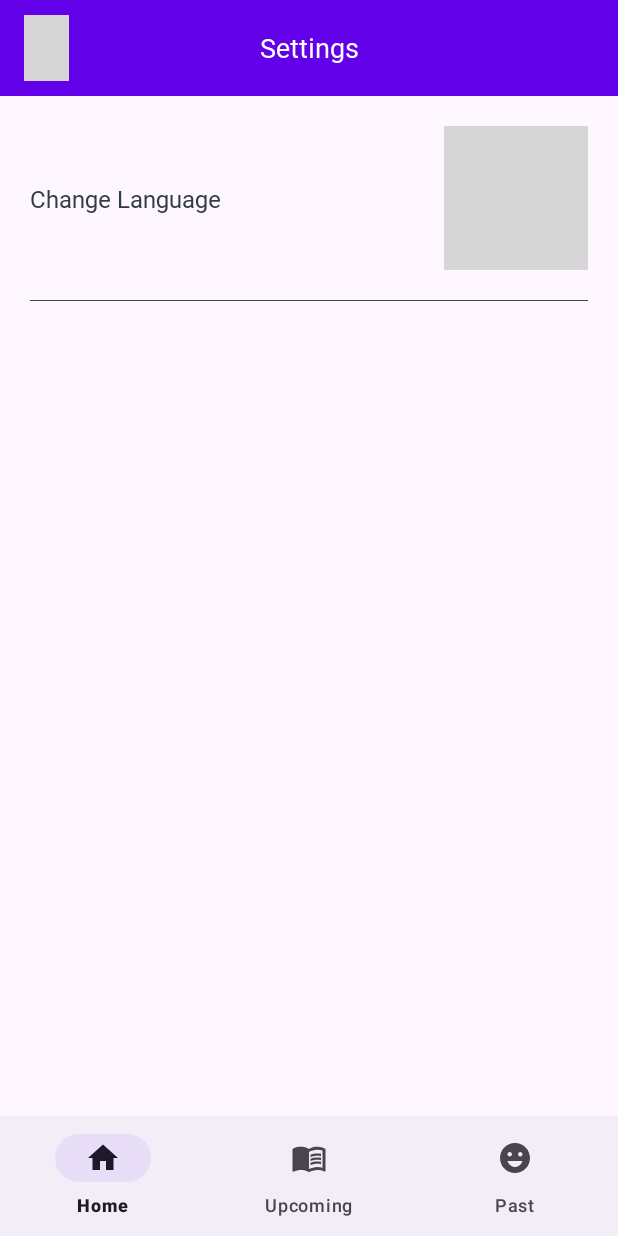
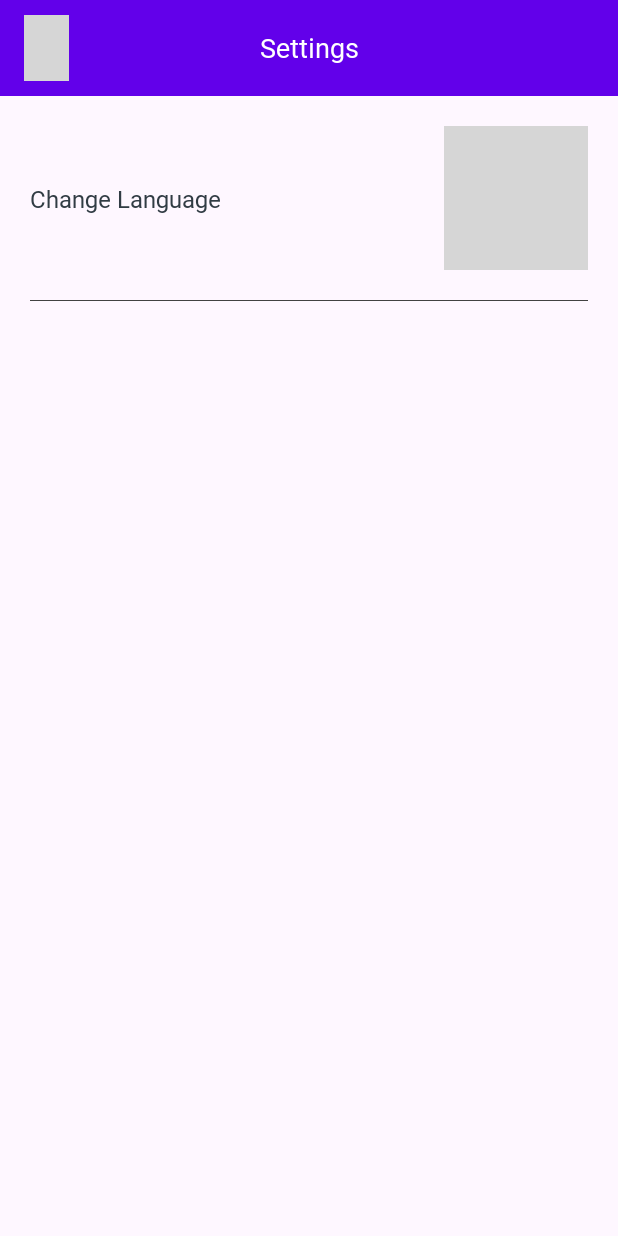
Before and after one commit to RachmanForniandi/Dicoding-Events-Tracker, an Android app: the MainActivity screen opened directly, with no data from a screen before it, after a tap on "Language Settings", on a phone screen of 412 x 824 dp. Run offline under Robolectric (Android 15) with nearby library versions, the phone set to English and light mode, and no system bars; our stand-ins replace Dagger/Hilt's generated code, Picasso, Shimmer, navigation-ui; pictures from the network do not load; 2 statements that could not run were skipped; grey boxes are pictures that could not be loaded.

Commit message:
Improving user experience show/hide bottom nav bar. Completed setting page & search event bar positioning view.

```diff
--- a/app/src/main/java/rachman/forniandi/dicodingeventstracker/domain/home/MainActivity.kt
+++ b/app/src/main/java/rachman/forniandi/dicodingeventstracker/domain/home/MainActivity.kt
@@ -5,6 +5,7 @@ import android.os.Bundle
 import android.provider.Settings
 import android.view.Menu
 import android.view.MenuItem
+import android.view.View
 import android.view.WindowManager
 import android.widget.Toast
 import androidx.appcompat.app.AppCompatActivity
@@ -32,7 +33,7 @@ class MainActivity : AppCompatActivity() {
         setSupportActionBar(binding.mainAppBar)
         supportActionBar?.setDisplayShowTitleEnabled(false)
 
-        val navBottomView = binding.bottomNavView
+        //val navBottomView = binding.bottomNavView
         val navHostFragment = supportFragmentManager
             .findFragmentById(R.id.nav_host_container) as NavHostFragment
         navController = navHostFragment.navController
@@ -45,12 +46,21 @@ class MainActivity : AppCompatActivity() {
                 R.id.pastEventsFragment
             )
         )
-        navBottomView.setupWithNavController(navController)
+        binding.bottomNavView.setupWithNavController(navController)
         setupActionBarWithNavController(navController, appBarConfiguration)
-
+        navController.addOnDestinationChangedListener{ _, destination, _ ->
+            when (destination.id) {
+                R.id.homeFragment -> binding.bottomNavView.visibility = View.VISIBLE
+                R.id.upcomingEventsFragment -> binding.bottomNavView.visibility = View.VISIBLE
+                R.id.pastEventsFragment -> binding.bottomNavView.visibility = View.VISIBLE
+                else -> binding.bottomNavView.visibility = View.GONE
+            }
+        }
 
 
     }
+
+
 
 
     override fun onSupportNavigateUp(): Boolean {
```
Also changed, not shown: app/src/main/java/rachman/forniandi/dicodingeventstracker/domain/past/PastEventsFragment.kt (+4 -4 lines), app/src/main/res/layout/fragment_past_events.xml (+7 -4 lines), app/src/main/res/layout/fragment_search_event.xml (+12 -2 lines).
